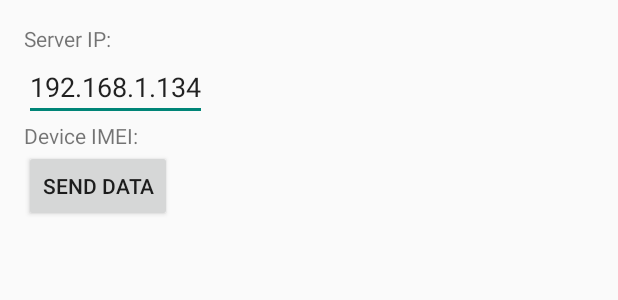
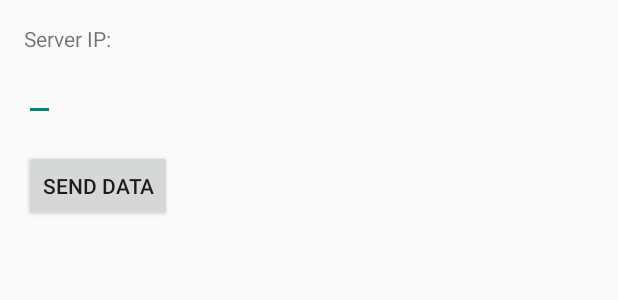
Before and after one commit to diegots/fic-code, an Android app: the layout activity_main.xml on its own in the app's theme, with its tools: preview values and no code run, on a phone screen of 412 x 824 dp. Shown: the top 300 px of the screen. Run offline under Robolectric (Android 15) with nearby library versions, the phone set to English and light mode, and no system bars.

Commit message:
Changes:   - Filling tv_device_id programatically   - Adding log message

```diff
--- a/net-test/trunk/app/src/main/java/es/udc/psi14/apachetest/MainActivity.java
+++ b/net-test/trunk/app/src/main/java/es/udc/psi14/apachetest/MainActivity.java
@@ -140,7 +140,7 @@ public class MainActivity extends ActionBarActivity implements View.OnClickListe
 
         // Get and show device ID
         deviceId = getDeviceId();
-        tv_device_id.setText(tv_device_id.getText() + deviceId);
+        tv_device_id.setText(getString(R.string.tv_device_id) + deviceId);
 
     }
 
@@ -172,6 +172,7 @@ public class MainActivity extends ActionBarActivity implements View.OnClickListe
 
         if (b.getId() == bt_send_data.getId()) {
             new POST_Job().execute(createFeed(deviceId));
+            Log.d(TAG, BANNER + "onClick: executed POST_Job task");
         }
     }
 
@@ -214,4 +215,5 @@ public class MainActivity extends ActionBarActivity implements View.OnClickListe
             return "";
         }
     }
+
 }
--- a/net-test/trunk/app/src/main/res/layout/activity_main.xml
+++ b/net-test/trunk/app/src/main/res/layout/activity_main.xml
@@ -23,15 +23,13 @@
         <EditText
             android:id="@+id/et_server_ip"
             android:layout_width="wrap_content"
-            android:layout_height="wrap_content"
-            android:text="@string/et_server_ip"/>
+            android:layout_height="wrap_content"/>
     </LinearLayout>
 
     <TextView
         android:id="@+id/tv_device_id"
         android:layout_width="wrap_content"
-        android:layout_height="wrap_content"
-        android:text="@string/tv_device_id"/>
+        android:layout_height="wrap_content"/>
 
     <Button
         android:layout_width="wrap_content"
--- a/net-test/trunk/app/src/main/res/values/strings.xml
+++ b/net-test/trunk/app/src/main/res/values/strings.xml
@@ -5,7 +5,6 @@
     <string name="action_settings">Settings</string>
     <string name="bt_send_data">Send data</string>
     <string name="tv_device_id">Device IMEI: </string>
-    <string name="et_server_ip">192.168.1.134</string>
     <string name="tv_server_ip">Server IP:
 
     </string>
```
